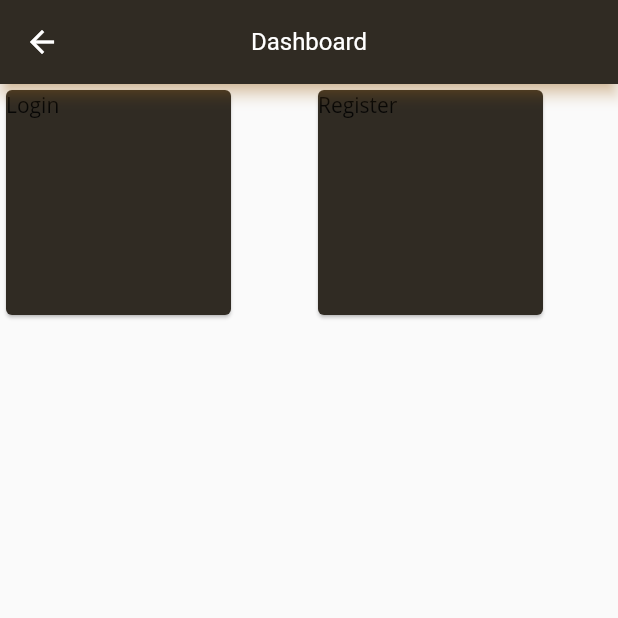
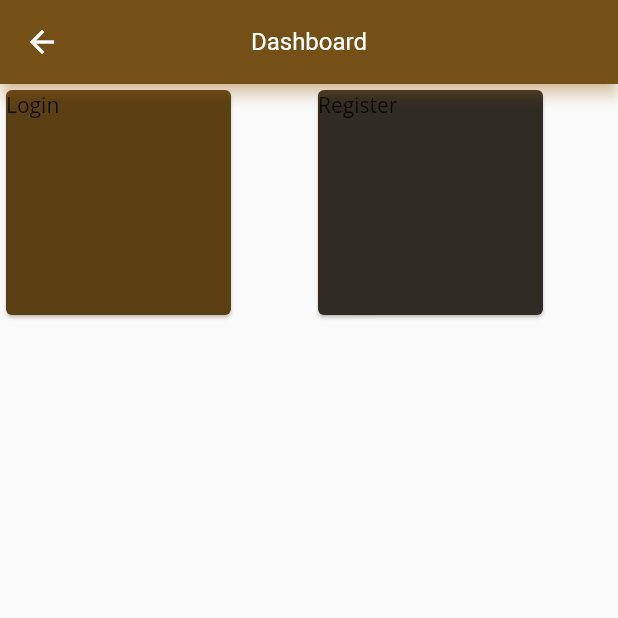
Before and after one commit to Ishworkhadka99123/newassign, a Flutter app: the DashboardScreen screen opened directly, on a phone screen of 412 x 824 dp, the top half of it. Run offline on Flutter 3.47's test engine with Material 2 defaults, Android fonts, the phone set to English and light mode, and no system bars; our stand-ins replace motion_toast, objectbox; generated files the repository leaves out were written again; Roboto replaces fonts that are missing (Open Sans).

Commit message:
changes in Dashboard

```diff
--- a/lib/Screen/dashboad.dart
+++ b/lib/Screen/dashboad.dart
@@ -12,12 +12,12 @@ class DashboardScreen extends StatelessWidget {
       appBar: AppBar(
         title: const Text('Dashboard'),
         centerTitle: true,
-        backgroundColor: const Color.fromARGB(255, 48, 43, 35),
+        backgroundColor: Color.fromARGB(255, 116, 80, 22),
       ),
       body: Container(
         child: Row(children: [
           Card(
-            color: const Color.fromARGB(255, 48, 43, 35),
+            color: Color.fromARGB(255, 90, 63, 18),
             clipBehavior: Clip.hardEdge,
             child: InkWell(
               splashColor: Colors.blue.withAlpha(30),
```
